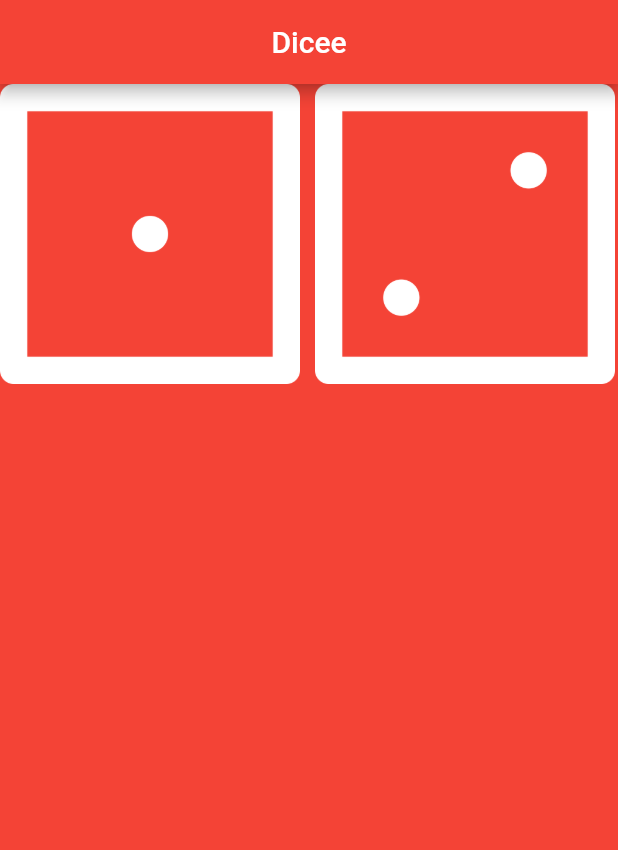
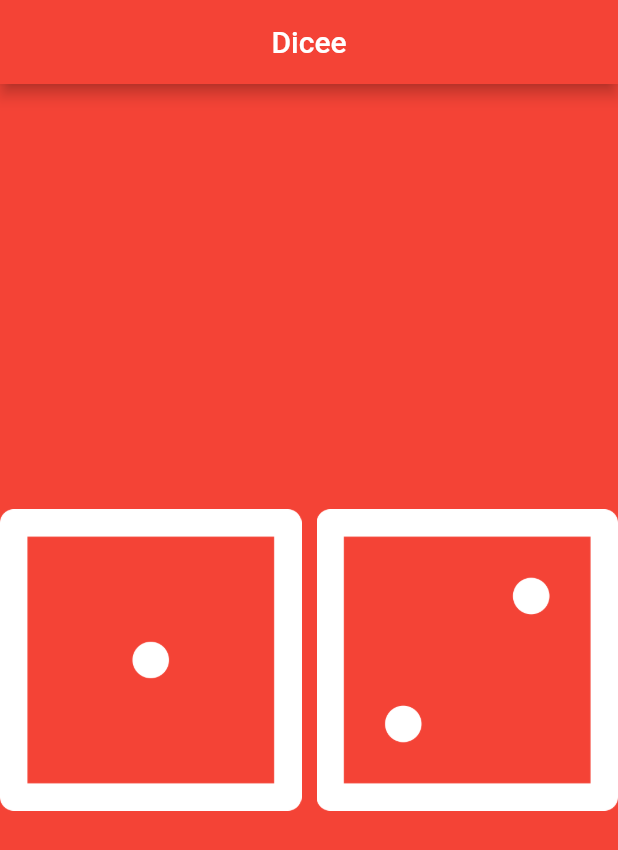
Before and after one commit to vijai-ks/Dicee, a Flutter app: the screen it shows after launch, on a phone screen of 412 x 824 dp. Shown: the top 850 px of the screen. Run offline on Flutter 3.47's test engine with Material 2 defaults, Android fonts, the phone set to English and light mode, and no system bars.

Commit message:
refactor: dice_page: Update containers with expanded widgets
Signed-off-by: vijai-ks <vijai.ksv@gmail.com>

```diff
--- a/lib/main.dart
+++ b/lib/main.dart
@@ -18,10 +18,10 @@ class Dicee extends StatelessWidget {
         ),
         body: SafeArea(
           child: Container(
+            child: Center(
               child: Row(
                 children: [
-                Container(
-                  height: 200,
+                  Expanded(
                     child: Image(
                       image: AssetImage('images/dice1.png'),
                     ),
@@ -29,8 +29,7 @@ class Dicee extends StatelessWidget {
                   SizedBox(
                     width: 10,
                   ),
-                Container(
-                  height: 200,
+                  Expanded(
                     child: Image(
                       image: AssetImage('images/dice2.png'),
                     ),
@@ -40,6 +39,7 @@ class Dicee extends StatelessWidget {
             ),
           ),
         ),
+      ),
     );
   }
 }
```
Lines whose indentation alone changed are shown as unchanged.
